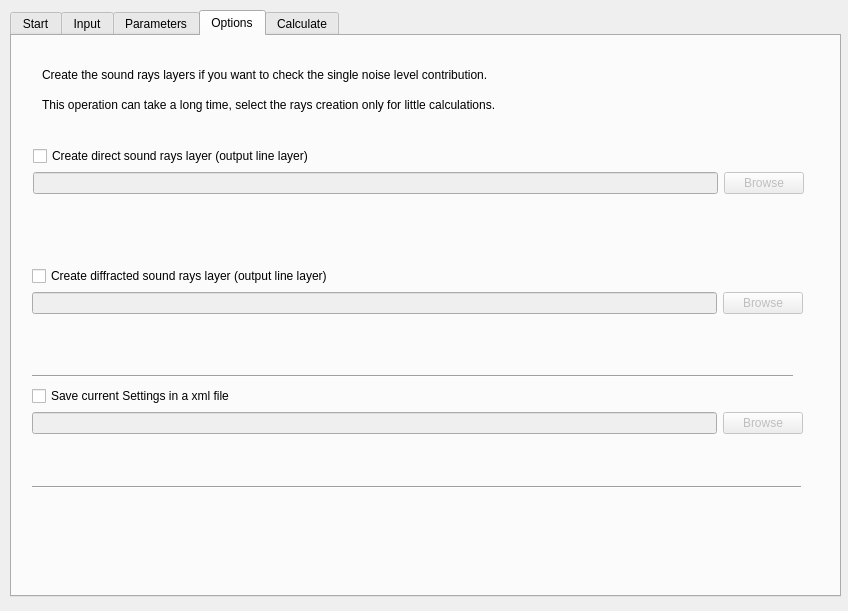
First picture: the form in tools/ui_CalculateNoiseLevels.ui, repository pierluigiderosa/openoise, before the edit.
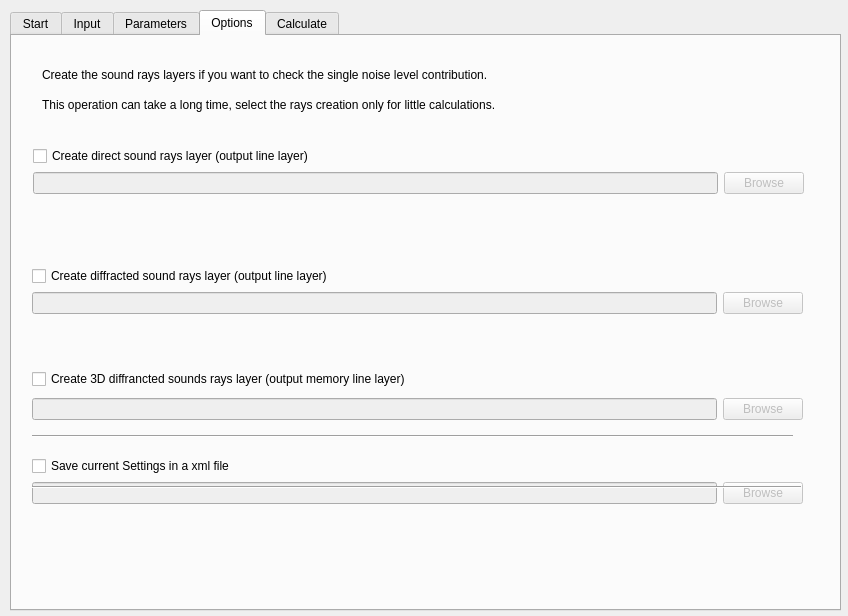
Second picture: the form after the edit. The open tabs and pages were chosen to show the change. Custom widgets are drawn as their Qt base class.

Patch:
```diff
--- a/tools/ui_CalculateNoiseLevels.ui
+++ b/tools/ui_CalculateNoiseLevels.ui
@@ -7,7 +7,7 @@
     <x>0</x>
     <y>0</y>
     <width>848</width>
-    <height>611</height>
+    <height>616</height>
    </rect>
   </property>
   <property name="sizePolicy">
@@ -34,7 +34,7 @@
      <x>10</x>
      <y>10</y>
      <width>831</width>
-     <height>587</height>
+     <height>601</height>
     </rect>
    </property>
    <property name="currentIndex">
@@ -1112,7 +1112,7 @@
      <property name="geometry">
       <rect>
        <x>20</x>
-       <y>350</y>
+       <y>420</y>
        <width>771</width>
        <height>91</height>
       </rect>
@@ -1176,7 +1176,7 @@
      <property name="geometry">
       <rect>
        <x>20</x>
-       <y>330</y>
+       <y>390</y>
        <width>761</width>
        <height>20</height>
       </rect>
@@ -1198,6 +1198,46 @@
       <enum>Qt::Horizontal</enum>
      </property>
     </widget>
+    <widget class="QWidget" name="">
+     <property name="geometry">
+      <rect>
+       <x>20</x>
+       <y>330</y>
+       <width>771</width>
+       <height>59</height>
+      </rect>
+     </property>
+     <layout class="QVBoxLayout" name="verticalLayout_3">
+      <item>
+       <widget class="QCheckBox" name="diff3DRaysCheck">
+        <property name="text">
+         <string>Create 3D diffrancted sounds rays layer (output memory line layer)</string>
+        </property>
+       </widget>
+      </item>
+      <item>
+       <layout class="QHBoxLayout" name="horizontalLayout_13">
+        <item>
+         <widget class="QLineEdit" name="diff3D_rays_layer_lineEdit">
+          <property name="enabled">
+           <bool>false</bool>
+          </property>
+         </widget>
+        </item>
+        <item>
+         <widget class="QPushButton" name="dif3Df_rays_layer_pushButton">
+          <property name="enabled">
+           <bool>false</bool>
+          </property>
+          <property name="text">
+           <string>Browse</string>
+          </property>
+         </widget>
+        </item>
+       </layout>
+      </item>
+     </layout>
+    </widget>
    </widget>
    <widget class="QWidget" name="tabCalculate">
     <attribute name="title">
```
Left out of the diff: 2 changed lines with no effect on the pictures.
